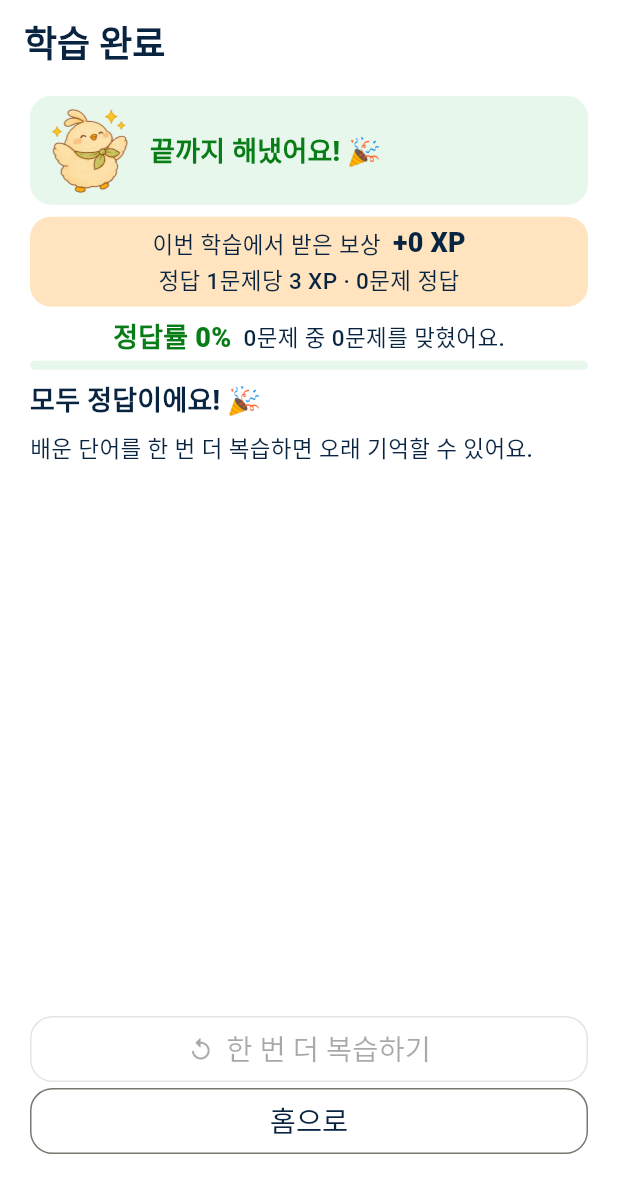
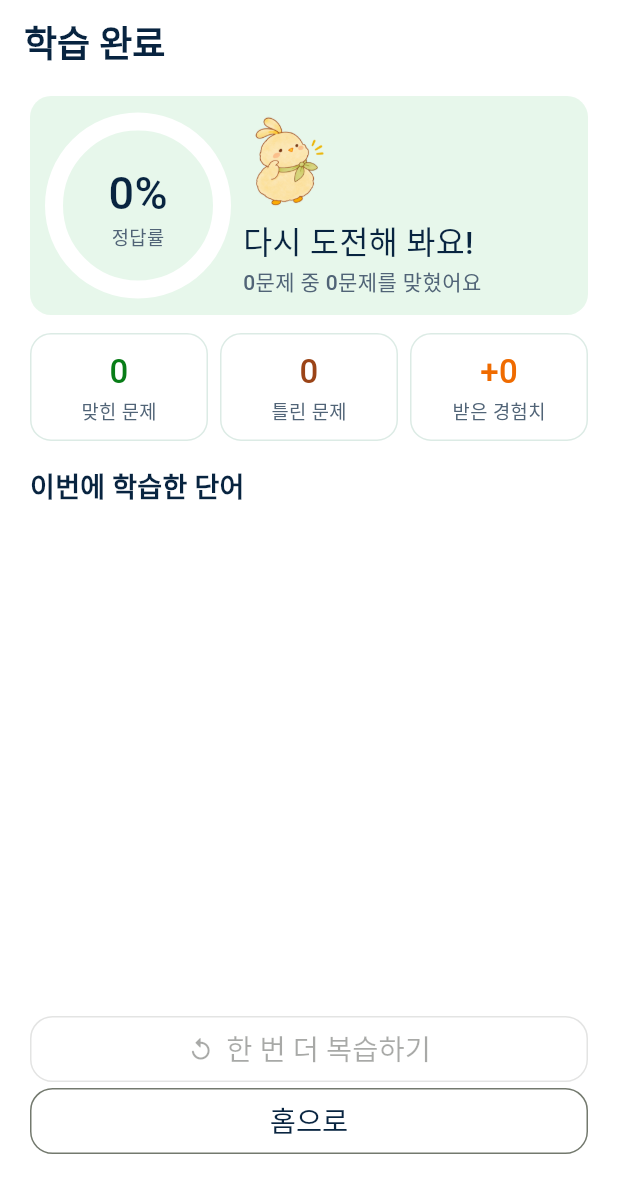
Before and after one commit to Salkogi07/OpenSoftware-Project, a Flutter app: the CompletionScreen screen opened directly with empty values, on a phone screen of 412 x 824 dp. Shown: the top 1193 px of the screen. Run offline on Flutter 3.47's test engine with Material 3 defaults, Android fonts, the phone set to English and light mode, and no system bars; our stand-ins replace flutter_local_notifications, image_picker, shared_preferences, supabase_flutter, timezone; accounts and stored records are empty; Roboto replaces fonts that are missing (Pretendard).

Commit message:
[Update] 학습 완료 화면 결과 연출과 구성 개편
- 정답률 원형 게이지가 0%부터 차오르고 마스코트가 튀어 들어오는 등장 연출 (애니메이션 줄이기 설정이면 바로 결과)
- 정답률에 따라 문구와 마스코트 표정이 바뀜
- 맞힌 문제·틀린 문제·받은 경험치 요약, 이번에 푼(또는 틀린) 단어를 정답·오답 표시와 함께 정리
- 이모지 대신 아이콘 사용, 하단 버튼 배치는 그대로

Co-Authored-By: Claude Opus 5.5 <noreply@anthropic.com>

```diff
--- a/lib/frontend_screens.dart
+++ b/lib/frontend_screens.dart
@@ -1798,7 +1798,6 @@ class _CompletionScreenState extends State<CompletionScreen> {
     final isReview = widget.isReview;
     final correctCount = answers.where((correct) => correct).length;
     final accuracy = words.isEmpty ? 0.0 : correctCount / words.length;
-    final percentage = (accuracy * 100).round();
     final earnedXp = correctCount * 3;
     final missedWords = [
       for (var index = 0; index < words.length; index++)
@@ -1882,95 +1881,262 @@ class _CompletionScreenState extends State<CompletionScreen> {
           ],
         ),
         children: [
-          const MascotPanel(
-            message: '끝까지 해냈어요! 🎉',
-            compact: true,
-            dance: true,
-          ),
-          const SizedBox(height: 8),
-          Container(
-            padding: const EdgeInsets.symmetric(horizontal: 12, vertical: 6),
-            decoration: const BoxDecoration(
-              color: orange,
+          _ResultHero(
+            accuracy: accuracy,
+            correctCount: correctCount,
+            total: words.length,
+          ),
+          const SizedBox(height: 12),
+          Row(
+            children: [
+              _ResultStat(label: '맞힌 문제', value: '$correctCount', color: green),
+              const SizedBox(width: 8),
+              _ResultStat(
+                label: '틀린 문제',
+                value: '${missedWords.length}',
+                color: _rust,
+              ),
+              const SizedBox(width: 8),
+              _ResultStat(
+                label: '받은 경험치',
+                value: '+$earnedXp',
+                color: _tabSelectedColor,
+              ),
+            ],
+          ),
+          const SizedBox(height: 18),
+          Text(
+            missedWords.isEmpty ? '이번에 학습한 단어' : '다시 확인할 단어',
+            style: text.titleMedium,
+          ),
+          const SizedBox(height: 6),
+          DecoratedBox(
+            decoration: BoxDecoration(
               borderRadius: cardRadius,
+              border: Border.all(color: _line),
             ),
             child: Column(
               children: [
-                Wrap(
-                  alignment: WrapAlignment.center,
-                  crossAxisAlignment: WrapCrossAlignment.center,
-                  spacing: 8,
+                for (final (index, word)
+                    in (missedWords.isEmpty ? words : missedWords).indexed) ...[
+                  if (index > 0) const Divider(height: 1, color: _line),
+                  _ResultWordRow(word: word, correct: missedWords.isEmpty),
+                ],
+              ],
+            ),
+          ),
+        ],
+      ),
+    );
+  }
+}
+
+/// 학습 결과 카드: 마스코트가 튀어 들어오고 정답률 고리가 0%부터 차오름
+class _ResultHero extends StatefulWidget {
+  const _ResultHero({
+    required this.accuracy,
+    required this.correctCount,
+    required this.total,
+  });
+
+  final double accuracy;
+  final int correctCount;
+  final int total;
+
+  @override
+  State<_ResultHero> createState() => _ResultHeroState();
+}
+
+class _ResultHeroState extends State<_ResultHero>
+    with SingleTickerProviderStateMixin {
+  late final controller = AnimationController(
+    vsync: this,
+    duration: const Duration(milliseconds: 1200),
+  );
+  // 앞부분은 마스코트 등장, 뒤로 갈수록 고리가 천천히 멈춤
+  late final mascot = CurvedAnimation(
+    parent: controller,
+    curve: const Interval(0, 0.45, curve: Curves.easeOutBack),
+  );
+  late final ring = CurvedAnimation(
+    parent: controller,
+    curve: const Interval(0.15, 1, curve: Curves.easeOutCubic),
+  );
+
+  @override
+  void didChangeDependencies() {
+    super.didChangeDependencies();
+    // 기기에서 애니메이션 줄이기를 켜 두면 바로 결과를 보여 줌
+    if (MediaQuery.disableAnimationsOf(context)) {
+      controller.value = 1;
+    } else if (!controller.isAnimating && controller.value == 0) {
+      controller.forward();
+    }
+  }
+
+  @override
+  void dispose() {
+    controller.dispose();
+    super.dispose();
+  }
+
+  @override
+  Widget build(BuildContext context) {
+    final percent = (widget.accuracy * 100).round();
+    final (title, asset) = switch (percent) {
+      100 => ('완벽해요!', _celebratingMascot),
+      >= 80 => ('아주 잘했어요!', _celebratingMascot),
+      >= 50 => ('좋아요, 조금만 더!', 'assets/images/chick_mascot_happy.png'),
+      _ => ('다시 도전해 봐요!', _quizMascotAsset),
+    };
+    return Semantics(
+      container: true,
+      label:
+          '$title 정답률 $percent%, ${widget.total}문제 중 ${widget.correctCount}문제 정답',
+      excludeSemantics: true,
+      child: Container(
+        padding: const EdgeInsets.fromLTRB(16, 12, 12, 12),
+        decoration: const BoxDecoration(color: mint, borderRadius: cardRadius),
+        child: Row(
+          children: [
+            AnimatedBuilder(
+              animation: ring,
+              builder: (context, _) => SizedBox.square(
+                dimension: 112,
+                child: Stack(
+                  fit: StackFit.expand,
                   children: [
-                    const Text('이번 학습에서 받은 보상'),
-                    Text('+$earnedXp XP', style: text.titleMedium),
+                    CircularProgressIndicator(
+                      value: widget.accuracy * ring.value,
+                      strokeWidth: 12,
+                      strokeCap: StrokeCap.round,
+                      color: green,
+                      backgroundColor: Colors.white,
+                    ),
+                    Center(
+                      child: Column(
+                        mainAxisSize: MainAxisSize.min,
+                        children: [
+                          Text(
+                            '${(percent * ring.value).round()}%',
+                            style: _pretendardText(30, weight: 900),
+                          ),
+                          Text(
+                            '정답률',
+                            style: _pretendardText(
+                              12.5,
+                              weight: 650,
+                              color: _muted,
+                            ),
+                          ),
+                        ],
+                      ),
+                    ),
                   ],
                 ),
-                Text(
-                  '정답 1문제당 3 XP · $correctCount문제 정답',
-                  textAlign: TextAlign.center,
-                ),
-              ],
-            ),
-          ),
-          const SizedBox(height: 8),
-          Semantics(
-            container: true,
-            child: Column(
-              crossAxisAlignment: CrossAxisAlignment.stretch,
-              children: [
-                Wrap(
-                  alignment: WrapAlignment.center,
-                  crossAxisAlignment: WrapCrossAlignment.center,
-                  spacing: 8,
-                  children: [
-                    Text(
-                      '정답률 $percentage%',
-                      style: text.titleMedium?.copyWith(color: green),
-                    ),
-                    Text('${words.length}문제 중 $correctCount문제를 맞혔어요.'),
-                  ],
-                ),
-                const SizedBox(height: 4),
-                LinearProgressIndicator(
-                  value: accuracy,
-                  minHeight: 6,
-                  color: green,
-                  backgroundColor: mint,
-                  borderRadius: BorderRadius.circular(8),
-                  semanticsLabel: '정답률',
-                  semanticsValue: '$percentage%',
-                ),
-              ],
-            ),
-          ),
-          const SizedBox(height: 8),
-          Text(
-            missedWords.isEmpty ? '모두 정답이에요! 🎉' : '다시 확인할 단어',
-            style: text.titleMedium,
-          ),
-          const SizedBox(height: 8),
-          if (missedWords.isEmpty)
-            const Text('배운 단어를 한 번 더 복습하면 오래 기억할 수 있어요.')
-          else
-            for (final word in missedWords)
-              Padding(
-                padding: const EdgeInsets.symmetric(vertical: 2),
-                child: Text.rich(
+              ),
+            ),
+            const SizedBox(width: 14),
+            Expanded(
+              child: Column(
+                crossAxisAlignment: CrossAxisAlignment.start,
+                children: [
+                  ScaleTransition(
+                    scale: mascot,
+                    alignment: Alignment.bottomLeft,
+                    child: Image.asset(asset, height: 64),
+                  ),
+                  const SizedBox(height: 6),
+                  Text(title, style: _pretendardText(21, weight: 900)),
+                  const SizedBox(height: 2),
+                  Text(
+                    '${widget.total}문제 중 ${widget.correctCount}문제를 맞혔어요',
+                    style: _pretendardText(14, weight: 600, color: _muted),
+                  ),
+                ],
+              ),
+            ),
+          ],
+        ),
+      ),
+    );
+  }
+}
+
+class _ResultStat extends StatelessWidget {
+  const _ResultStat({
+    required this.label,
+    required this.value,
+    required this.color,
+  });
+
+  final String label;
+  final String value;
+  final Color color;
+
+  @override
+  Widget build(BuildContext context) => Expanded(
+    child: Container(
+      padding: const EdgeInsets.symmetric(vertical: 10),
+      decoration: BoxDecoration(
+        borderRadius: cardRadius,
+        border: Border.all(color: _line),
+      ),
+      child: Column(
+        children: [
+          Text(value, style: _pretendardText(22, weight: 900, color: color)),
+          const SizedBox(height: 2),
+          Text(label, style: _pretendardText(12.5, weight: 650, color: _muted)),
+        ],
+      ),
+    ),
+  );
+}
+
+class _ResultWordRow extends StatelessWidget {
+  const _ResultWordRow({required this.word, required this.correct});
+
+  final Word word;
+  final bool correct;
+
+  @override
+  Widget build(BuildContext context) => Semantics(
+    label: '${word.name}, ${word.meaning}, ${correct ? '맞힘' : '틀림'}',
+    excludeSemantics: true,
+    child: Padding(
+      padding: const EdgeInsets.symmetric(horizontal: 12, vertical: 9),
+      child: Row(
+        crossAxisAlignment: CrossAxisAlignment.start,
+        children: [
+          Padding(
+            padding: const EdgeInsets.only(top: 2),
+            child: Icon(
+              correct ? Icons.check_circle_rounded : Icons.cancel_rounded,
+              size: 18,
+              color: correct ? green : _rust,
+            ),
+          ),
+          const SizedBox(width: 8),
+          Expanded(
+            child: Text.rich(
+              TextSpan(
+                children: [
                   TextSpan(
-                    children: [
-                      TextSpan(
-                        text: word.name,
-                        style: const TextStyle(fontWeight: FontWeight.w700),
-                      ),
-                      TextSpan(text: ' · ${word.meaning}'),
-                    ],
+                    text: word.name,
+                    style: _pretendardText(15, weight: 850),
                   ),
-                ),
-              ),
+                  TextSpan(
+                    text: '  ${word.meaning}',
+                    style: _pretendardText(13.5, weight: 550, color: _muted),
+                  ),
+                ],
+              ),
+            ),
+          ),
         ],
       ),
-    );
-  }
+    ),
+  );
 }
 
 class ExplanationScreen extends StatefulWidget {
```
